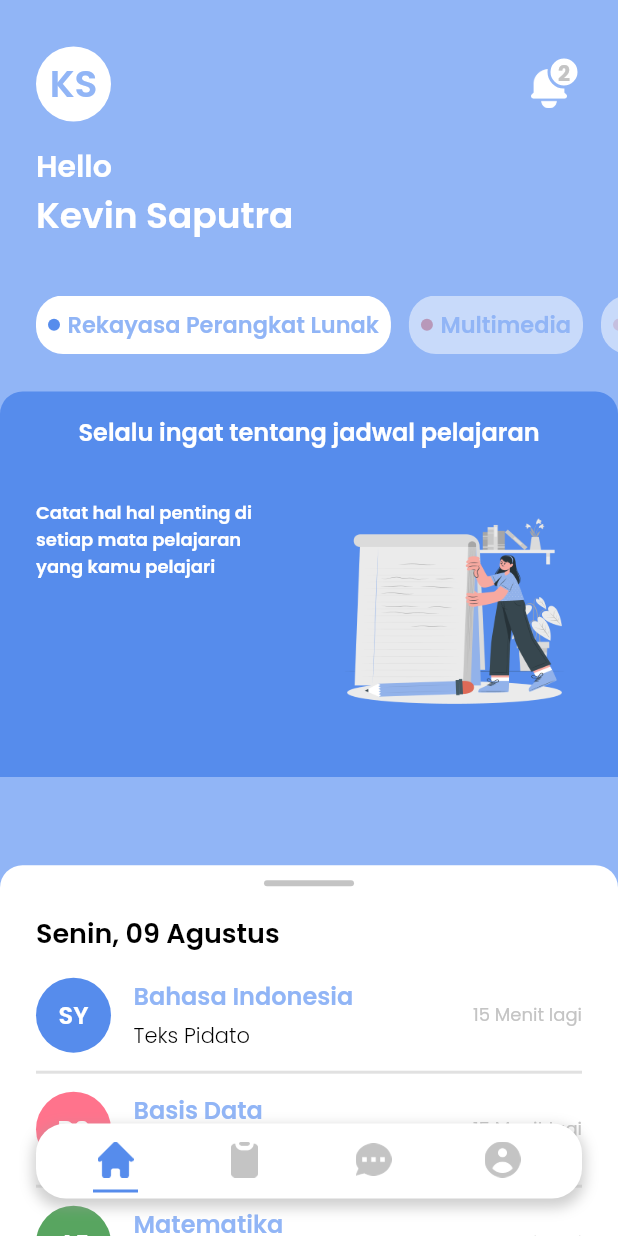
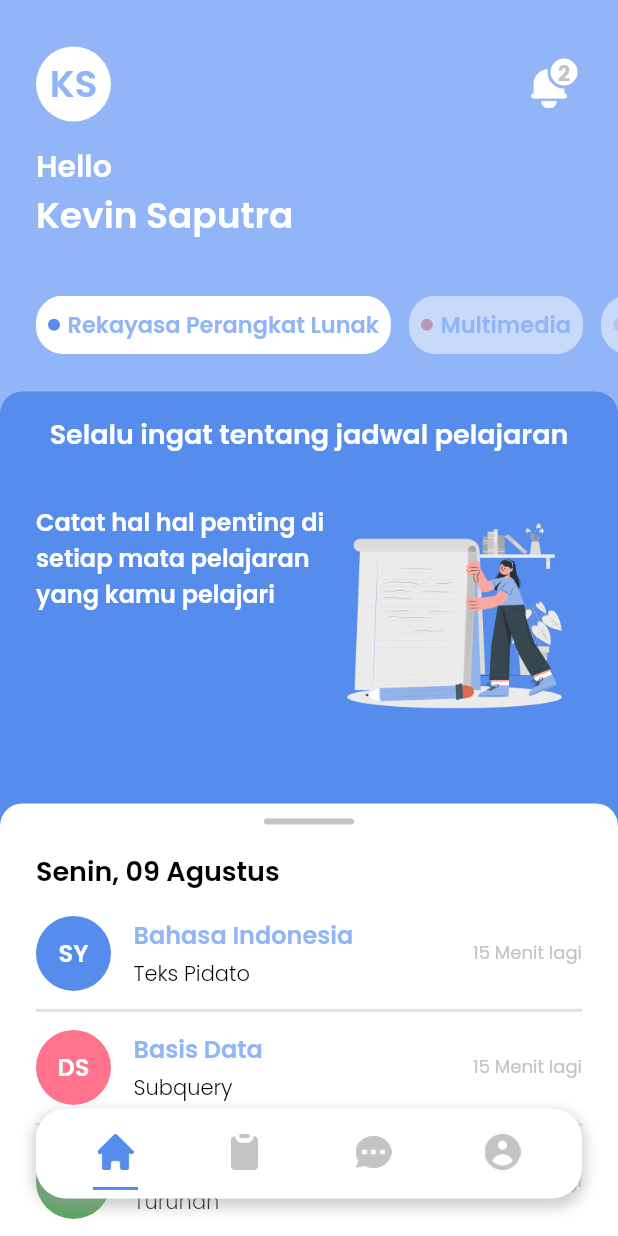
Before and after one commit to J-Orlant/Schooldy, a Flutter app: the MainPage screen opened by its route, on a phone screen of 412 x 824 dp. Run offline on Flutter 3.47's test engine with Material 2 defaults, Android fonts, the phone set to English and light mode, and no system bars; our stand-ins replace bloc, flutter_bloc, google_fonts.

Commit message:
repair error
adroid manifest

```diff
--- a/lib/ui/page/home_page.dart
+++ b/lib/ui/page/home_page.dart
@@ -149,6 +149,7 @@ class HomePage extends StatelessWidget {
       Widget section2() {
         return Container(
           width: MediaQuery.of(context).size.width,
+          height: MediaQuery.of(context).size.width,
           padding: EdgeInsets.symmetric(
             horizontal: defaultMargin,
             vertical: 15,
@@ -166,7 +167,7 @@ class HomePage extends StatelessWidget {
               Text(
                 'Selalu ingat tentang jadwal pelajaran',
                 style: whiteTextStyle.copyWith(
-                  fontSize: 16,
+                  fontSize: 18,
                   fontWeight: semiBold,
                 ),
                 textAlign: TextAlign.center,
@@ -179,9 +180,9 @@ class HomePage extends StatelessWidget {
                 children: [
                   Expanded(
                     child: Text(
-                      'Catat hal hal penting di\nsetiap mata pelajaran\nyang kamu pelajari',
+                      'Catat hal hal penting di setiap mata pelajaran\nyang kamu pelajari',
                       style: whiteTextStyle.copyWith(
-                        fontSize: 12,
+                        fontSize: 16,
                         fontWeight: semiBold,
                       ),
                     ),
@@ -216,8 +217,8 @@ class HomePage extends StatelessWidget {
     Widget agenda() {
       return SizedBox.expand(
         child: DraggableScrollableSheet(
-          initialChildSize: 0.3,
-          minChildSize: 0.3,
+          initialChildSize: 0.35,
+          minChildSize: 0.35,
           maxChildSize: 0.6,
           builder: (BuildContext context, ScrollController scrollController) {
             return Container(
--- a/lib/ui/page/main_page.dart
+++ b/lib/ui/page/main_page.dart
@@ -38,7 +38,7 @@ class _MainPageState extends State<MainPage> {
         alignment: Alignment.bottomCenter,
         child: Container(
           width: double.infinity,
-          height: 50,
+          height: 60,
           margin: EdgeInsets.only(
             bottom: 25,
             right: defaultMargin,
```
Also changed, not shown: 1 other file.
